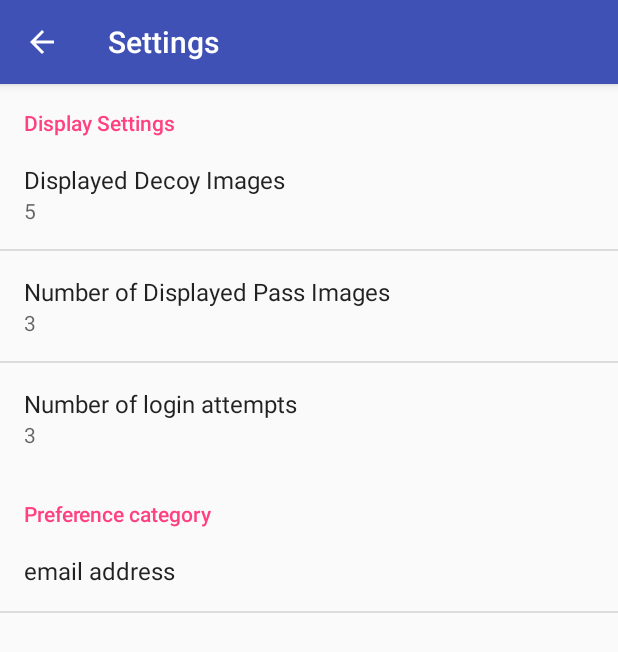
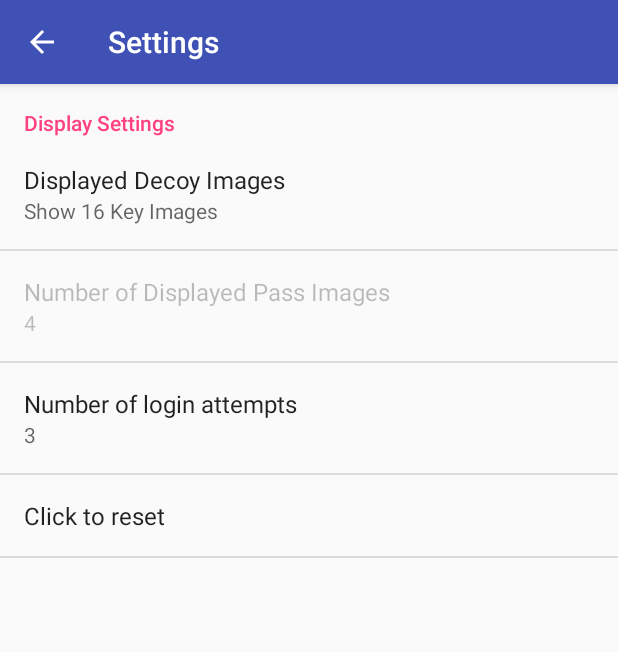
Before and after one commit to dschwarz90/MemImgAuth, an Android app: the SettingsActivity screen opened directly, with no data from a screen before it, after a tap on "Settings", on a phone screen of 412 x 824 dp. Shown: the top 652 px of the screen. Run offline under Robolectric (Android 15) with nearby library versions, the phone set to English and light mode, and no system bars.

```diff
--- a/app/src/main/java/jp/ac/uec/inf/az/memimgauth/AppCompatPreferenceActivity.java
+++ b/app/src/main/java/jp/ac/uec/inf/az/memimgauth/AppCompatPreferenceActivity.java
@@ -106,4 +106,5 @@ public abstract class AppCompatPreferenceActivity extends PreferenceActivity {
         }
         return mDelegate;
     }
+
 }
--- a/app/src/main/java/jp/ac/uec/inf/az/memimgauth/Image.java
+++ b/app/src/main/java/jp/ac/uec/inf/az/memimgauth/Image.java
@@ -11,8 +11,8 @@ public class Image {
     private Uri imageUri;
     boolean isChecked = false;
 
-    public Image(String uri) {
-        this.imageUri = Uri.parse(uri);
+    public Image(Uri uri) {
+        this.imageUri = uri;
     }
 
     public Uri getImageUri(){
--- a/app/src/main/java/jp/ac/uec/inf/az/memimgauth/SettingsActivity.java
+++ b/app/src/main/java/jp/ac/uec/inf/az/memimgauth/SettingsActivity.java
@@ -18,7 +18,6 @@ import android.preference.PreferenceManager;
 import android.preference.RingtonePreference;
 import android.support.v7.app.ActionBar;
 import android.text.TextUtils;
-import android.util.Log;
 import android.view.Menu;
 import android.view.MenuItem;
 
@@ -83,7 +82,6 @@ public class SettingsActivity extends AppCompatPreferenceActivity {
                 // For all other preferences, set the summary to the value's
                 // simple string representation.
                 preference.setSummary(stringValue);
-                Log.d("Changed Value;", ""+stringValue);
             }
             return true;
         }
@@ -123,6 +121,7 @@ public class SettingsActivity extends AppCompatPreferenceActivity {
     protected void onCreate(Bundle savedInstanceState) {
         super.onCreate(savedInstanceState);
         setupActionBar();
+
     }
 
     /**
@@ -177,10 +176,10 @@ public class SettingsActivity extends AppCompatPreferenceActivity {
             // Bind the summaries to their values. When their values change, their summaries are
             // updated to reflect the new value, per the Android Design
             // guidelines.
-            bindPreferenceSummaryToValue(findPreference("numberOfDecoyImages"));
+            bindPreferenceSummaryToValue(findPreference("number_of_decoy_images"));
             bindPreferenceSummaryToValue(findPreference("numberOfDisplayedPassImages"));
             bindPreferenceSummaryToValue(findPreference("numberOfLoginAttempts"));
-            bindPreferenceSummaryToValue(findPreference("emailAddress"));
+            bindPreferenceSummaryToValue(findPreference("deletePreferenceButton"));
         }
 
         @Override
--- /dev/null
+++ b/app/src/main/res/values/arrays.xml
@@ -0,0 +1,12 @@
+<?xml version="1.0" encoding="utf-8"?>
+<resources>
+    <string-array name="key_images_numbers">
+        <item>16</item>
+        <item>56</item>
+        <item>96</item>
+    </string-array><string-array name="key_images_display">
+        <item>Show 16 Key Images</item>
+        <item>Show 56 Key Images</item>
+        <item>Show 96 Key Images</item>
+    </string-array>
+</resources>
--- a/app/src/main/res/xml/pref_general.xml
+++ b/app/src/main/res/xml/pref_general.xml
@@ -1,24 +1,23 @@
-<PreferenceScreen xmlns:tools="http://schemas.android.com/tools"
-    xmlns:android="http://schemas.android.com/apk/res/android">
+<PreferenceScreen xmlns:android="http://schemas.android.com/apk/res/android">
     <PreferenceCategory android:title="Display Settings">
+        <ListPreference
+            android:defaultValue="16"
+            android:dialogTitle="Displayed Decoy Images"
+            android:entryValues="@array/key_images_numbers"
+            android:entries="@array/key_images_display"
+            android:key="number_of_decoy_images"
+            android:summary="Select the number of displayed Decoy Images"
+            android:title="Displayed Decoy Images" />
         <EditTextPreference
-            android:defaultValue="5"
-            android:key="numberOfDecoyImages"
-            android:maxLength="2"
-            android:numeric="integer"
-            android:selectAllOnFocus="true"
-            android:singleLine="true"
-            android:title="Displayed Decoy Images"
-            android:summary="How many images should be used as Decoy Images?"/>
-        <EditTextPreference
-            android:defaultValue="3"
+            android:defaultValue="4"
             android:key="numberOfDisplayedPassImages"
             android:selectAllOnFocus="true"
             android:singleLine="true"
             android:title="Number of Displayed Pass Images"
             android:numeric="integer"
-            android:maxLength="2"
-            android:summary="How many selected Pass Images should be shown in the authentication dialog?"/>
+            android:maxLength="1"
+            android:summary="How many selected Pass Images should be shown in the authentication dialog?"
+            android:enabled="false"/>
         <EditTextPreference
             android:defaultValue="3"
             android:key="numberOfLoginAttempts"
@@ -28,15 +27,6 @@
             android:numeric="integer"
             android:maxLength="2"
             android:summary="What is the maximum number of login attempts per authentication?"/>
-    </PreferenceCategory>
-    <PreferenceCategory
-        android:title="Preference category"
-        tools:title="User Settings">
-
-        <EditTextPreference
-            android:key="emailAddress"
-            android:selectAllOnFocus="true"
-            android:singleLine="true"
-            android:title="email address" />
+        <Preference android:title="Click to reset" android:key="deletePreferenceButton"/>
     </PreferenceCategory>
 </PreferenceScreen>
```
Also changed, not shown: app/src/main/java/jp/ac/uec/inf/az/memimgauth/MainActivity.java (+10 -13 lines), app/src/main/java/jp/ac/uec/inf/az/memimgauth/authenticate.java (+24 -12 lines), app/src/main/java/jp/ac/uec/inf/az/memimgauth/showPassImages.java (+11 -5 lines).
